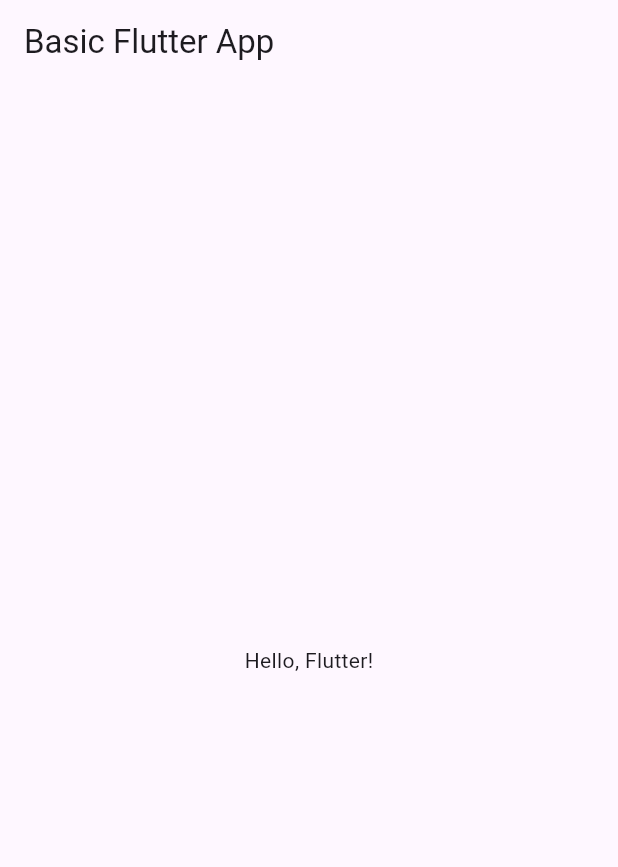
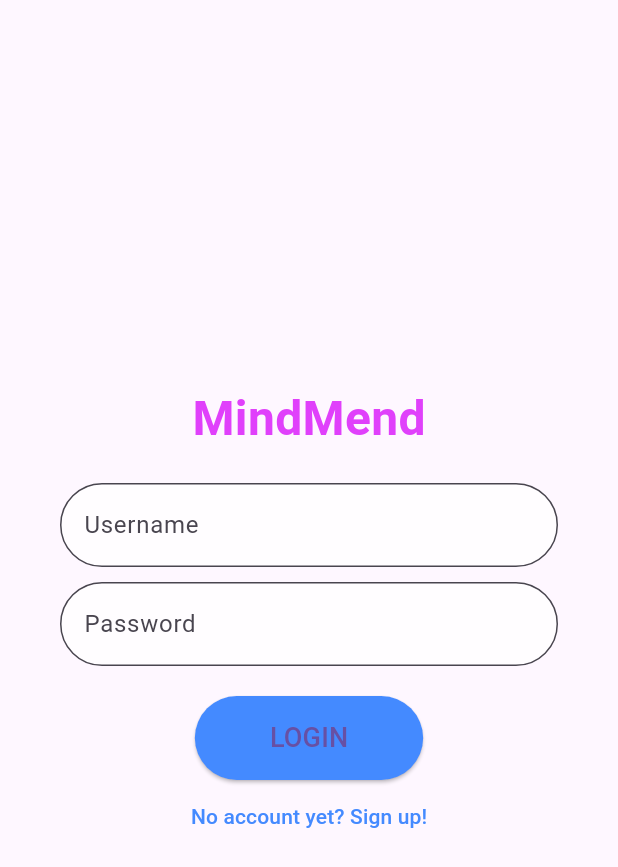
Before and after one commit to BlakeProgramming/MindMend2, a Flutter app: the screen it shows after launch, on a phone screen of 412 x 824 dp. Shown: the top 867 px of the screen. Run offline on Flutter 3.47's test engine with Material 3 defaults, Android fonts, the light colour scheme and no system bars.

Commit message:
Basic sign in screen with no UI

```diff
--- a/lib/main.dart
+++ b/lib/main.dart
@@ -1,31 +1,196 @@
+// import 'package:flutter/material.dart';
+
+// void main() async {
+//   runApp(const MyApp());
+// }
+
+// class MyApp extends StatelessWidget {
+//   const MyApp({super.key});
+
+//   @override
+//   Widget build(BuildContext context) {
+//     return MaterialApp(
+//       debugShowCheckedModeBanner: false,
+//       home: const HomeScreen(),
+//     );
+//   }
+// }
+
+// class HomeScreen extends StatelessWidget {
+//   const HomeScreen({super.key});
+
+//   @override
+//   Widget build(BuildContext context) {
+//     return Scaffold(
+//       appBar: AppBar(title: Text("Basic Flutter App")),
+//       body: Center(
+//         child: Text("Hello, Flutter!"),
+//       ),
+//     );
+//   }
+// }
+
+// ignore_for_file: depend_on_referenced_packages
+
 import 'package:flutter/material.dart';
 
-void main() async {
-  runApp(const MyApp());
+void main() {
+  runApp(MindMendApp());
 }
 
-class MyApp extends StatelessWidget {
-  const MyApp({super.key});
-
+class MindMendApp extends StatelessWidget {
   @override
   Widget build(BuildContext context) {
     return MaterialApp(
       debugShowCheckedModeBanner: false,
-      home: const HomeScreen(),
+      home: SignInScreen(),
     );
   }
 }
 
-class HomeScreen extends StatelessWidget {
-  const HomeScreen({super.key});
+String? storedUser;
+String? storedPassword;
+
+class SignInScreen extends StatefulWidget {
+  @override
+  _SignInScreenState createState() => _SignInScreenState();
+}
+
+class _SignInScreenState extends State<SignInScreen> {
+  final TextEditingController _usernameController = TextEditingController();
+  final TextEditingController _passwordController = TextEditingController();
+
+  void _signIn() {
+    if (_usernameController.text == storedUser && _passwordController.text == storedPassword) {
+      Navigator.push(context, MaterialPageRoute(builder: (context) => ActivityCenter()));
+    } else {
+      ScaffoldMessenger.of(context).showSnackBar(
+        SnackBar(content: Text('Invalid credentials. Please try again.')),
+      );
+    }
+  }
 
   @override
   Widget build(BuildContext context) {
     return Scaffold(
-      appBar: AppBar(title: Text("Basic Flutter App")),
       body: Center(
-        child: Text("Hello, Flutter!"),
+        child: Column(
+          mainAxisAlignment: MainAxisAlignment.center,
+          children: [
+            Text('MindMend', style: TextStyle(fontSize: 32, fontWeight: FontWeight.bold, color: Colors.purpleAccent)),
+            SizedBox(height: 20),
+            _buildTextField('Username', _usernameController),
+            SizedBox(height: 10),
+            _buildTextField('Password', _passwordController, obscureText: true),
+            SizedBox(height: 20),
+            ElevatedButton(
+              onPressed: _signIn,
+              child: Text('LOGIN', style: TextStyle(fontSize: 18)),
+              style: ElevatedButton.styleFrom(
+                backgroundColor: Colors.blueAccent,
+                padding: EdgeInsets.symmetric(horizontal: 50, vertical: 15),
+                shape: RoundedRectangleBorder(borderRadius: BorderRadius.circular(30)),
+              ),
+            ),
+            TextButton(
+              onPressed: () {
+                Navigator.push(context, MaterialPageRoute(builder: (context) => SignUpScreen()));
+              },
+              child: Text('No account yet? Sign up!', style: TextStyle(color: Colors.blueAccent)),
+            ),
+          ],
+        ),
+      ),
+    );
+  }
+
+  Widget _buildTextField(String label, TextEditingController controller, {bool obscureText = false}) {
+    return Padding(
+      padding: const EdgeInsets.symmetric(horizontal: 40),
+      child: TextField(
+        controller: controller,
+        obscureText: obscureText,
+        decoration: InputDecoration(
+          labelText: label,
+          filled: true,
+          fillColor: Colors.white.withOpacity(0.8),
+          border: OutlineInputBorder(borderRadius: BorderRadius.circular(30)),
+        ),
       ),
     );
   }
 }
+
+class SignUpScreen extends StatefulWidget {
+  @override
+  _SignUpScreenState createState() => _SignUpScreenState();
+}
+
+class _SignUpScreenState extends State<SignUpScreen> {
+  final TextEditingController _usernameController = TextEditingController();
+  final TextEditingController _passwordController = TextEditingController();
+
+  void _signUp() {
+    setState(() {
+      storedUser = _usernameController.text;
+      storedPassword = _passwordController.text;
+    });
+    ScaffoldMessenger.of(context).showSnackBar(
+      SnackBar(content: Text('Account created successfully! Please log in.')),
+    );
+    Navigator.pop(context);
+  }
+
+  @override
+  Widget build(BuildContext context) {
+    return Scaffold(
+      body: Center(
+        child: Column(
+          mainAxisAlignment: MainAxisAlignment.center,
+          children: [
+            Text('Sign Up', style: TextStyle(fontSize: 32, fontWeight: FontWeight.bold, color: Colors.purpleAccent)),
+            SizedBox(height: 20),
+            _buildTextField('Username', _usernameController),
+            SizedBox(height: 10),
+            _buildTextField('Password', _passwordController, obscureText: true),
+            SizedBox(height: 20),
+            ElevatedButton(
+              onPressed: _signUp,
+              child: Text('SIGN UP', style: TextStyle(fontSize: 18)),
+              style: ElevatedButton.styleFrom(
+                backgroundColor: Colors.blueAccent,
+                padding: EdgeInsets.symmetric(horizontal: 50, vertical: 15),
+                shape: RoundedRectangleBorder(borderRadius: BorderRadius.circular(30)),
+              ),
+            ),
+          ],
+        ),
+      ),
+    );
+  }
+
+  Widget _buildTextField(String label, TextEditingController controller, {bool obscureText = false}) {
+    return Padding(
+      padding: const EdgeInsets.symmetric(horizontal: 40),
+      child: TextField(
+        controller: controller,
+        obscureText: obscureText,
+        decoration: InputDecoration(
+          labelText: label,
+          filled: true,
+          fillColor: Colors.white.withOpacity(0.8),
+          border: OutlineInputBorder(borderRadius: BorderRadius.circular(30)),
+        ),
+      ),
+    );
+  }
+}
+
+class ActivityCenter extends StatelessWidget {
+  @override
+  Widget build(BuildContext context) {
+    return Scaffold(
+      body: Center(child: Text('Welcome to the Activity Center!')),
+    );
+  }
+}
```
